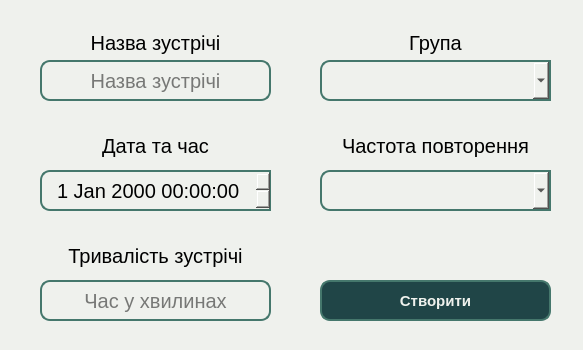
Old version of the form studly/schedule/meetCreator.ui in the repository MykytaKa/MVP_Studly_Product.
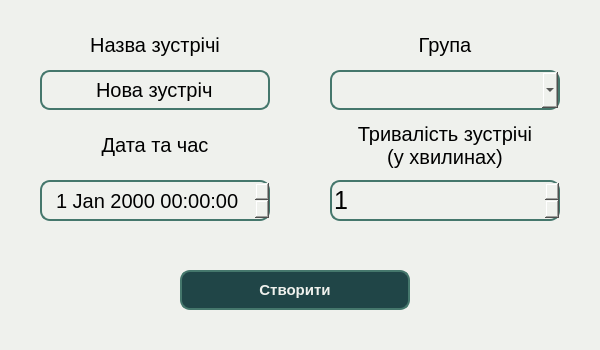
New version of the form. Icons and pictures are not drawn.

Diff of the .ui file:
```diff
--- a/studly/schedule/meetCreator.ui
+++ b/studly/schedule/meetCreator.ui
@@ -6,7 +6,7 @@
    <rect>
     <x>0</x>
     <y>0</y>
-    <width>583</width>
+    <width>600</width>
     <height>350</height>
    </rect>
   </property>
@@ -18,13 +18,13 @@
   </property>
   <property name="minimumSize">
    <size>
-    <width>583</width>
+    <width>600</width>
     <height>350</height>
    </size>
   </property>
   <property name="maximumSize">
    <size>
-    <width>583</width>
+    <width>600</width>
     <height>350</height>
    </size>
   </property>
@@ -43,9 +43,9 @@
    <property name="geometry">
     <rect>
      <x>40</x>
-     <y>60</y>
-     <width>231</width>
-     <height>41</height>
+     <y>70</y>
+     <width>230</width>
+     <height>40</height>
     </rect>
    </property>
    <property name="font">
@@ -55,23 +55,26 @@
    </property>
    <property name="styleSheet">
     <string notr="true">border-radius: 10px;
-                                          border-style: solid;
-                                          border-color: rgb(69, 119, 108);
-                                          border-width: 2px;</string>
+border-style: solid;
+border-color: rgb(69, 119, 108);
+border-width: 2px;</string>
+   </property>
+   <property name="text">
+    <string>Нова зустріч</string>
    </property>
    <property name="alignment">
     <set>Qt::AlignCenter</set>
    </property>
    <property name="placeholderText">
-    <string>Назва зустрічі</string>
+    <string/>
    </property>
   </widget>
   <widget class="QDateTimeEdit" name="dateTimeEdit">
    <property name="geometry">
     <rect>
      <x>40</x>
-     <y>170</y>
-     <width>231</width>
+     <y>180</y>
+     <width>230</width>
      <height>41</height>
     </rect>
    </property>
@@ -82,10 +85,12 @@
    </property>
    <property name="styleSheet">
     <string notr="true">border-top-left-radius: 10px;
-                                              border-bottom-left-radius: 10px;
-                                              border-style: solid;
-                                              border-color: rgb(69, 119, 108);
-                                              border-width: 2px;</string>
+border-bottom-left-radius: 10px;
+border-top-right-radius: 10px;
+border-bottom-right-radius: 10px;
+border-style: solid;
+border-color: rgb(69, 119, 108);
+border-width: 2px;</string>
    </property>
    <property name="alignment">
     <set>Qt::AlignCenter</set>
@@ -94,10 +99,10 @@
   <widget class="QComboBox" name="groupEdit">
    <property name="geometry">
     <rect>
-     <x>320</x>
-     <y>60</y>
-     <width>231</width>
-     <height>41</height>
+     <x>330</x>
+     <y>70</y>
+     <width>230</width>
+     <height>40</height>
     </rect>
    </property>
    <property name="font">
@@ -108,6 +113,8 @@
    <property name="styleSheet">
     <string notr="true">border-top-left-radius: 10px;
 border-bottom-left-radius: 10px;
+border-top-right-radius: 10px;
+border-bottom-right-radius: 10px;
 border-style: solid;
 border-color: rgb(69, 119, 108);
 border-width: 2px;
@@ -118,17 +125,20 @@
 text-align: center;
 display: flex;</string>
    </property>
-   <property name="currentText">
-    <string/>
+   <property name="editable">
+    <bool>false</bool>
+   </property>
+   <property name="maxVisibleItems">
+    <number>2</number>
    </property>
   </widget>
   <widget class="QPushButton" name="createButton">
    <property name="geometry">
     <rect>
-     <x>320</x>
-     <y>280</y>
-     <width>231</width>
-     <height>41</height>
+     <x>180</x>
+     <y>270</y>
+     <width>230</width>
+     <height>40</height>
     </rect>
    </property>
    <property name="font">
@@ -153,36 +163,13 @@
     <string>Створити</string>
    </property>
   </widget>
-  <widget class="QComboBox" name="frequency">
-   <property name="geometry">
-    <rect>
-     <x>320</x>
-     <y>170</y>
-     <width>231</width>
-     <height>41</height>
-    </rect>
-   </property>
-   <property name="font">
-    <font>
-     <pointsize>15</pointsize>
-    </font>
-   </property>
-   <property name="styleSheet">
-    <string notr="true">border-top-left-radius: 10px;
-border-bottom-left-radius: 10px;
-border-style: solid;
-border-color: rgb(69, 119, 108);
-border-width: 2px;
-align: center;</string>
-   </property>
-  </widget>
   <widget class="QLabel" name="label">
    <property name="geometry">
     <rect>
      <x>40</x>
-     <y>27</y>
-     <width>231</width>
-     <height>31</height>
+     <y>30</y>
+     <width>230</width>
+     <height>30</height>
     </rect>
    </property>
    <property name="font">
@@ -200,10 +187,10 @@
   <widget class="QLabel" name="label_2">
    <property name="geometry">
     <rect>
-     <x>320</x>
-     <y>27</y>
-     <width>231</width>
-     <height>31</height>
+     <x>330</x>
+     <y>30</y>
+     <width>230</width>
+     <height>30</height>
     </rect>
    </property>
    <property name="font">
@@ -223,8 +210,8 @@
     <rect>
      <x>40</x>
      <y>130</y>
-     <width>231</width>
-     <height>31</height>
+     <width>230</width>
+     <height>30</height>
     </rect>
    </property>
    <property name="font">
@@ -239,40 +226,13 @@
     <set>Qt::AlignCenter</set>
    </property>
   </widget>
-  <widget class="QLineEdit" name="duration">
-   <property name="geometry">
-    <rect>
-     <x>40</x>
-     <y>280</y>
-     <width>231</width>
-     <height>41</height>
-    </rect>
-   </property>
-   <property name="font">
-    <font>
-     <pointsize>15</pointsize>
-    </font>
-   </property>
-   <property name="styleSheet">
-    <string notr="true">border-radius: 10px;
-                                          border-style: solid;
-                                          border-color: rgb(69, 119, 108);
-                                          border-width: 2px;</string>
-   </property>
-   <property name="alignment">
-    <set>Qt::AlignCenter</set>
-   </property>
-   <property name="placeholderText">
-    <string>Час у хвилинах</string>
-   </property>
-  </widget>
   <widget class="QLabel" name="label_4">
    <property name="geometry">
     <rect>
-     <x>40</x>
-     <y>240</y>
-     <width>231</width>
-     <height>31</height>
+     <x>330</x>
+     <y>120</y>
+     <width>230</width>
+     <height>51</height>
     </rect>
    </property>
    <property name="font">
@@ -281,28 +241,72 @@
     </font>
    </property>
    <property name="text">
-    <string>Тривалість зустрічі</string>
+    <string>Тривалість зустрічі
+(у хвилинах)</string>
    </property>
    <property name="alignment">
     <set>Qt::AlignCenter</set>
    </property>
   </widget>
-  <widget class="QLabel" name="label_5">
+  <widget class="QSpinBox" name="duration">
    <property name="geometry">
     <rect>
-     <x>320</x>
-     <y>130</y>
-     <width>231</width>
-     <height>31</height>
+     <x>330</x>
+     <y>180</y>
+     <width>230</width>
+     <height>41</height>
+    </rect>
+   </property>
+   <property name="styleSheet">
+    <string notr="true">border-top-left-radius: 10px;
+border-bottom-left-radius: 10px;
+border-top-right-radius: 10px;
+border-bottom-right-radius: 10px;
+border-style: solid;
+border-color: rgb(69, 119, 108);
+border-width: 2px;</string>
+   </property>
+   <property name="alignment">
+    <set>Qt::AlignLeading|Qt::AlignLeft|Qt::AlignVCenter</set>
+   </property>
+   <property name="suffix">
+    <string/>
+   </property>
+   <property name="prefix">
+    <string/>
+   </property>
+   <property name="minimum">
+    <number>1</number>
+   </property>
+   <property name="maximum">
+    <number>1440</number>
+   </property>
+   <property name="singleStep">
+    <number>10</number>
+   </property>
+   <property name="value">
+    <number>1</number>
+   </property>
+  </widget>
+  <widget class="QLabel" name="errorLabel">
+   <property name="geometry">
+    <rect>
+     <x>160</x>
+     <y>225</y>
+     <width>271</width>
+     <height>41</height>
     </rect>
    </property>
    <property name="font">
     <font>
-     <pointsize>15</pointsize>
+     <pointsize>9</pointsize>
     </font>
    </property>
+   <property name="styleSheet">
+    <string notr="true">color: rgb(255, 0, 0);</string>
+   </property>
    <property name="text">
-    <string>Частота повторення</string>
+    <string/>
    </property>
    <property name="alignment">
     <set>Qt::AlignCenter</set>
```
Left out of the diff: 11 changed lines with no effect on the pictures.
